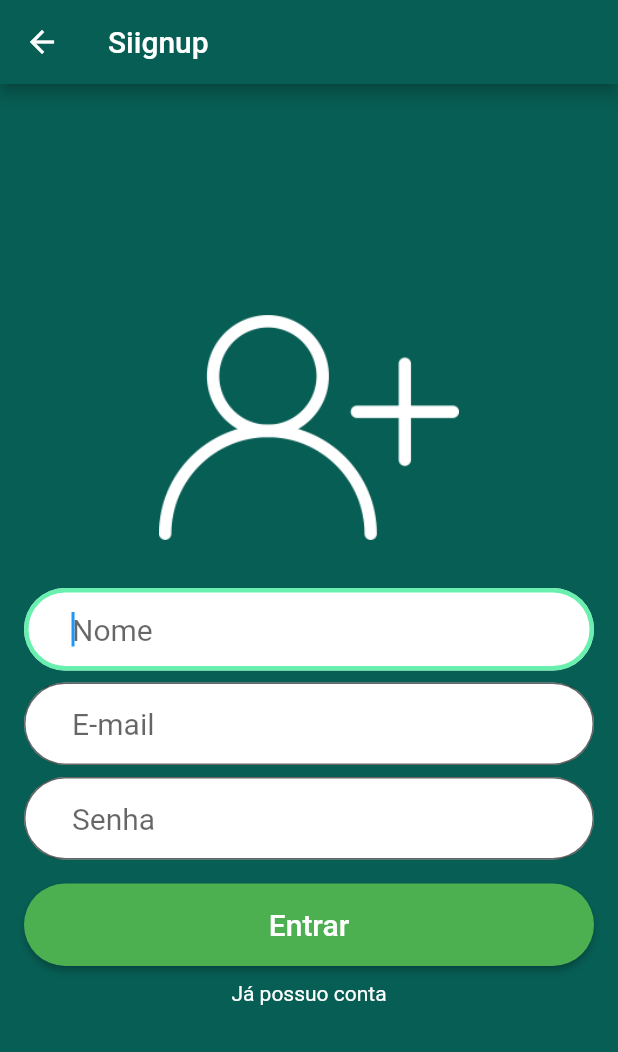
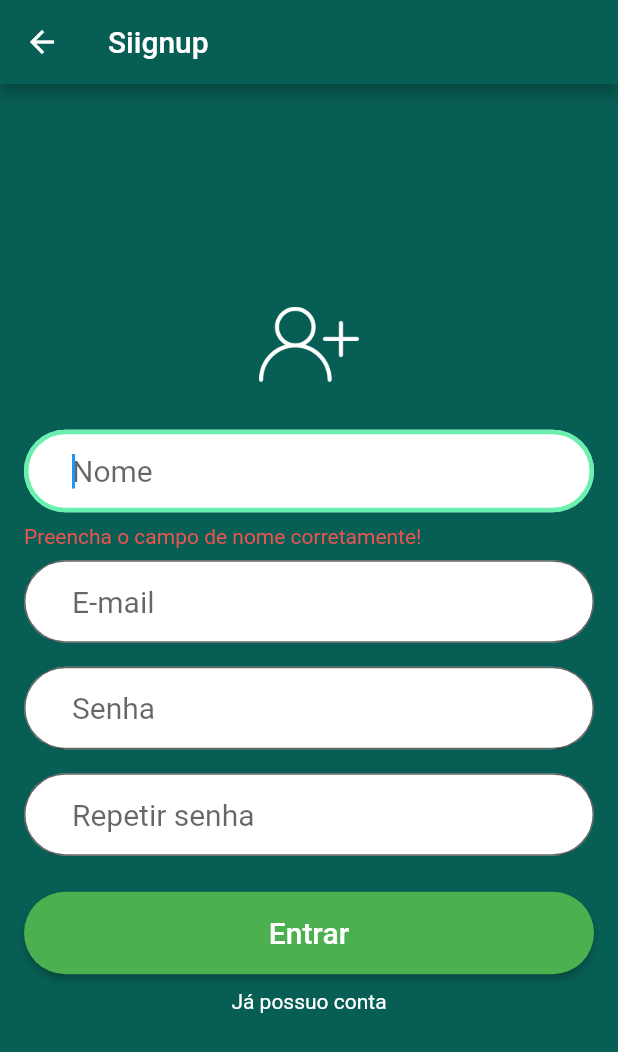
Before and after one commit to Mynameisjohndev/flutterStudying, a Flutter app: the Signup screen opened directly, after a tap on "Entrar", on a phone screen of 412 x 824 dp. Shown: the top 1052 px of the screen. Run offline on Flutter 3.47's test engine with Material 2 defaults, Android fonts, the phone set to English and light mode, and no system bars; our stand-ins replace cloud_firestore, firebase_auth, firebase_core, firebase_storage, image_picker and 2 more; missing offline and left inert: dart:ffi; accounts and stored records are empty.

Commit message:
Validating inputs

```diff
--- a/whatsapp_clone/lib/Signup.dart
+++ b/whatsapp_clone/lib/Signup.dart
@@ -9,8 +9,73 @@ class Signup extends StatefulWidget {
 }
 
 class _SignupState extends State<Signup> {
+  TextEditingController _controllerName = TextEditingController();
+  TextEditingController _controllerEmail = TextEditingController();
+  TextEditingController _controllerPassword = TextEditingController();
+  TextEditingController _controllerRepeatPassword = TextEditingController();
+  String? messageNameError = '';
+  String? messageEmailError = '';
+  String? messageRepeatPasswordError = '';
+  String? messagePasswordError = '';
+
   @override
   Widget build(BuildContext context) {
+    void createUser(String name, String email, String password) {}
+
+    void validInputs() {
+      String name = _controllerName.text;
+      String email = _controllerEmail.text;
+      String password = _controllerPassword.text;
+      String repeatPassword = _controllerRepeatPassword.text;
+      if (name.isNotEmpty && name.length > 3) {
+        messageNameError = "";
+        if (email.isNotEmpty && email.contains("@")) {
+          messageEmailError = "";
+          print(repeatPassword);
+          print(password);
+          if ((password.isNotEmpty && repeatPassword.isNotEmpty)) {
+            if (password.toString() == repeatPassword.toString()) {
+              setState(() {
+                messagePasswordError = "";
+                messageRepeatPasswordError = "";
+              });
+            } else {
+              setState(() {
+                String message = "As senhas informadas nao se conhecidem";
+                messagePasswordError = message;
+                messageRepeatPasswordError = message;
+              });
+            }
+            // if(password == repeatPassword){
+            //   print({
+            //     repeatPassword,
+            //     password,
+            //   });
+            setState(() {
+              messagePasswordError = "";
+              messageRepeatPasswordError = "";
+            });
+            // createUser(name, email, password);
+            // }
+          } else {
+            setState(() {
+              messagePasswordError = "Preencha o campo de senha corretamente!";
+              messageRepeatPasswordError =
+                  "Preencha o campo de repetir senha corretamente!";
+            });
+          }
+        } else {
+          setState(() {
+            messageEmailError = "Preencha o campo de e-mail corretamente!";
+          });
+        }
+      } else {
+        setState(() {
+          messageNameError = "Preencha o campo de nome corretamente!";
+        });
+      }
+    }
+
     return Scaffold(
       appBar: AppBar(
         title: Text("Siignup"),
@@ -28,13 +93,14 @@ class _SignupState extends State<Signup> {
                   padding: EdgeInsets.only(bottom: 32),
                   child: Image.asset(
                     "images/usuario.png",
-                    width: 200,
-                    height: 150,
+                    width: 100,
+                    height: 50,
                   ),
                 ),
                 Padding(
                   padding: EdgeInsets.only(bottom: 8),
                   child: TextField(
+                    controller: _controllerName,
                     autofocus: true,
                     keyboardType: TextInputType.text,
                     style: TextStyle(fontSize: 20),
@@ -56,9 +122,19 @@ class _SignupState extends State<Signup> {
                     ),
                   ),
                 ),
+                messageNameError != ""
+                    ? Text(
+                        messageNameError!,
+                        style: TextStyle(
+                          fontSize: 14,
+                          color: Colors.red.shade400,
+                        ),
+                      )
+                    : Container(),
                 Padding(
-                  padding: EdgeInsets.only(bottom: 8),
+                  padding: EdgeInsets.only(bottom: 8, top: 8),
                   child: TextField(
+                    controller: _controllerEmail,
                     keyboardType: TextInputType.emailAddress,
                     style: TextStyle(fontSize: 20),
                     decoration: InputDecoration(
@@ -79,10 +155,26 @@ class _SignupState extends State<Signup> {
                     ),
                   ),
                 ),
-                TextField(
-                  keyboardType: TextInputType.text,
-                  style: TextStyle(fontSize: 20),
-                  decoration: InputDecoration(
+                messageEmailError != ""
+                    ? Text(
+                        messageEmailError!,
+                        style: TextStyle(
+                          fontSize: 14,
+                          color: Colors.red.shade400,
+                        ),
+                      )
+                    : Container(),
+                Padding(
+                  padding: EdgeInsets.only(bottom: 8, top: 8),
+                  child: TextField(
+                    controller: _controllerRepeatPassword,
+                    keyboardType: TextInputType.text,
+                    style: TextStyle(fontSize: 20),
+                    decoration: InputDecoration(
+                      // enabledBorder: OutlineInputBorder(
+                      //   borderSide: BorderSide(width: 3, color: Colors.greenAccent),
+                      //   borderRadius: BorderRadius.circular(32)
+                      // ),
                       focusedBorder: OutlineInputBorder(
                           borderSide:
                               BorderSide(width: 3, color: Colors.greenAccent),
@@ -92,8 +184,47 @@ class _SignupState extends State<Signup> {
                       filled: true,
                       fillColor: Colors.white,
                       border: OutlineInputBorder(
-                          borderRadius: BorderRadius.circular(32))),
+                          borderRadius: BorderRadius.circular(32)),
+                    ),
+                  ),
                 ),
+                messagePasswordError != ""
+                    ? Text(
+                        messagePasswordError!,
+                        style: TextStyle(
+                          fontSize: 14,
+                          color: Colors.red.shade400,
+                        ),
+                      )
+                    : Container(),
+                Padding(
+                  padding: EdgeInsets.only(bottom: 8, top: 8),
+                  child: TextField(
+                    controller: _controllerPassword,
+                    keyboardType: TextInputType.text,
+                    style: TextStyle(fontSize: 20),
+                    decoration: InputDecoration(
+                        focusedBorder: OutlineInputBorder(
+                            borderSide:
+                                BorderSide(width: 3, color: Colors.greenAccent),
+                            borderRadius: BorderRadius.circular(32)),
+                        contentPadding: EdgeInsets.fromLTRB(32, 16, 32, 16),
+                        hintText: "Repetir senha",
+                        filled: true,
+                        fillColor: Colors.white,
+                        border: OutlineInputBorder(
+                            borderRadius: BorderRadius.circular(32))),
+                  ),
+                ),
+                messageRepeatPasswordError != ""
+                    ? Text(
+                        messageRepeatPasswordError!,
+                        style: TextStyle(
+                          fontSize: 14,
+                          color: Colors.red.shade400,
+                        ),
+                      )
+                    : Container(),
                 Padding(
                   padding: EdgeInsets.only(top: 16, bottom: 10),
                   child: ElevatedButton(
@@ -107,7 +238,9 @@ class _SignupState extends State<Signup> {
                         shape: RoundedRectangleBorder(
                             borderRadius: BorderRadius.circular(32)),
                       ),
-                      onPressed: () {}),
+                      onPressed: () {
+                        validInputs();
+                      }),
                 ),
                 Center(
                   child: GestureDetector(
```
